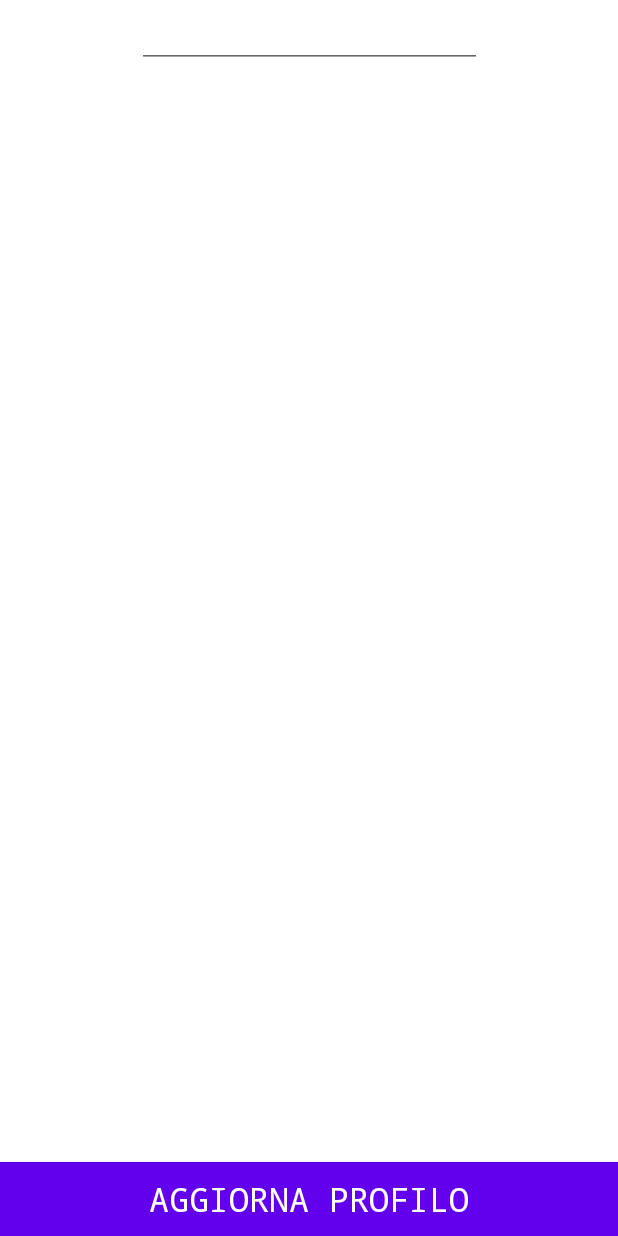
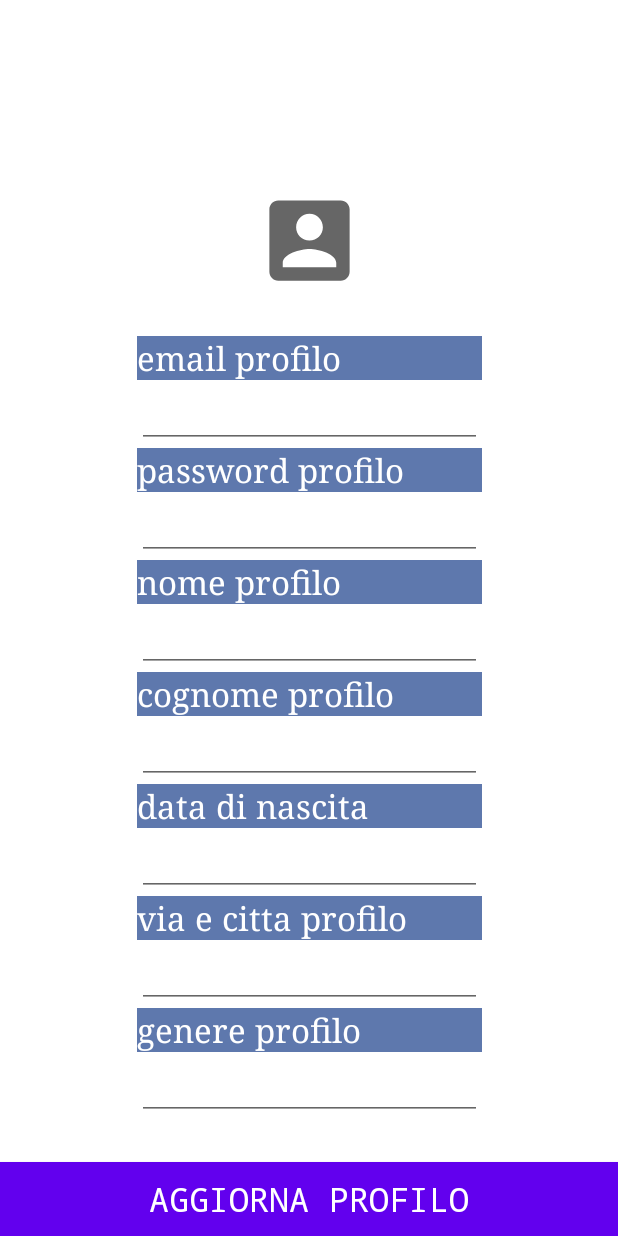
Before and after one commit to buiamf/Progetto_Android, an Android app: the layout fragment_notifications.xml on its own in the app's theme, with its tools: preview values and no code run, on a phone screen of 412 x 824 dp. Run offline under Robolectric (Android 15) with nearby library versions, the phone set to English and light mode, and no system bars.

Commit message:
fixato nome id

```diff
--- a/app/src/main/res/layout/fragment_notifications.xml
+++ b/app/src/main/res/layout/fragment_notifications.xml
@@ -140,7 +140,7 @@
         android:layout_width="230dp"
         android:layout_height="wrap_content"
         android:layout_marginBottom="28dp"
-        app:layout_constraintBottom_toTopOf="@+id/aggiorna_profilo"
+        app:layout_constraintBottom_toTopOf="@+id/bottone_aggiorna_profilo"
         app:layout_constraintEnd_toEndOf="parent"
         app:layout_constraintStart_toStartOf="parent" />
 
```
